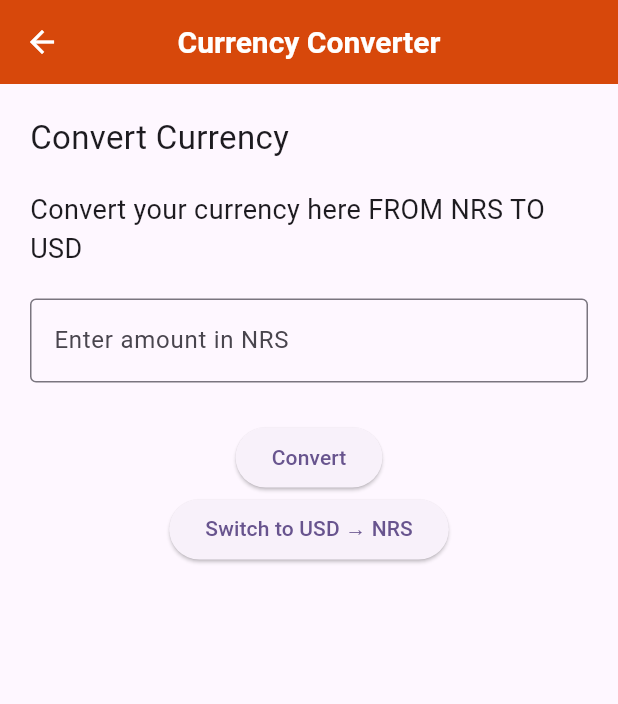
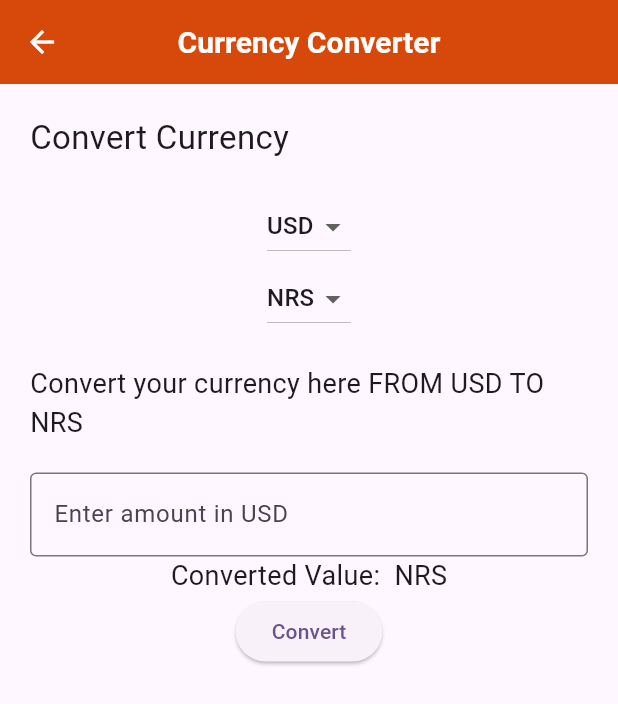
Before and after one commit to Swarmfire1514/flutter-converter-app, a Flutter app: the CurrencyConv screen opened directly, on a phone screen of 412 x 824 dp. Shown: the top 704 px of the screen. Run offline on Flutter 3.47's test engine with Material 3 defaults, Android fonts, the light colour scheme and no system bars.

Commit message:
Added more currencies

```diff
--- a/lib/screen/currencyconv.dart
+++ b/lib/screen/currencyconv.dart
@@ -1,3 +1,4 @@
+import 'package:currencttempconverter/data.dart';
 import 'package:flutter/material.dart';
 
 class CurrencyConv extends StatefulWidget {
@@ -11,7 +12,27 @@ class _CurrencyConvState extends State<CurrencyConv> {
   final TextEditingController _controller = TextEditingController();
   final double val = 0.0075;
   double? convertedValue;
-  bool toUSD = true;
+  String fromCurrency = 'USD';
+  String toCurrency = 'NRS';
+
+  List<String> get toCurrencyOptions => currency[fromCurrency]!.keys.toList();
+
+  void convert(){
+    try{
+      final input = double.parse(_controller.text);
+      final func = currency[fromCurrency]![toCurrency];
+      setState(() {
+        convertedValue = func!(input);
+      });
+    } catch (e) {
+      setState(() {
+        convertedValue = null;
+      });
+      ScaffoldMessenger.of(context).showSnackBar(
+        const SnackBar(content: Text('Please enter a valid number')),
+      );
+    }
+  }
 
   @override
   void dispose() {
@@ -21,8 +42,6 @@ class _CurrencyConvState extends State<CurrencyConv> {
 
   @override
   Widget build(BuildContext context) {
-    String fromCurrency = toUSD ? 'NRS' : 'USD';
-    String toCurrency = toUSD ? 'USD' : 'NRS';
     return Scaffold(
       appBar: AppBar(
         title: const Text('Currency Converter',style: TextStyle(
@@ -43,6 +62,36 @@ class _CurrencyConvState extends State<CurrencyConv> {
             const SizedBox(height: 20),
             Column(
               children: [
+                DropdownButton<String>(
+                  value: fromCurrency,
+                  onChanged: (value) {
+                    setState(() {
+                      fromCurrency = value!;
+                      toCurrency = currency[fromCurrency]!.keys.first;
+                    });
+                  },
+                  items: currency.keys.map((String value) {
+                    return DropdownMenuItem<String>(
+                      value: value,
+                      child: Text(value),
+                    );
+                  }).toList(),
+                ),
+                DropdownButton<String>(
+                  value: toCurrency,
+                  onChanged: (value) {
+                    setState(() {
+                      toCurrency = value!;
+                    });
+                  },
+                  items: toCurrencyOptions.map((String value) {
+                    return DropdownMenuItem<String>(
+                      value: value,
+                      child: Text(value),
+                    );
+                  }).toList(),
+                ),
+                        const SizedBox(height: 20),
                 Text(
             'Convert your currency here FROM $fromCurrency TO $toCurrency',
             style: TextStyle(
@@ -58,26 +107,12 @@ class _CurrencyConvState extends State<CurrencyConv> {
             ),
             keyboardType: TextInputType.number,
                         ),
-                        Text(convertedValue == null ? '' : 'Converted Value: ${toCurrency =="USD" ? "\$" : "Rs"}${convertedValue!.toStringAsFixed(2)} USD',
+                        Text('Converted Value: ${convertedValue?.toStringAsFixed(2) ?? ''} $toCurrency',
                         style: TextStyle(
                           fontSize: 18,
                         ),),
-                      ElevatedButton(onPressed: (){
-                        setState(() {
-            double inputValue = double.parse(_controller.text);
-            convertedValue = toUSD ? inputValue * val : inputValue / val;
-                        });
-                      }, child: Text('Convert')),
-                      ElevatedButton(
-            onPressed: () {
-              setState(() {
-                toUSD = !toUSD;
-                convertedValue = null;
-                _controller.clear();
-              });
-            },
-            child: Text(toUSD ? 'Switch to USD → NRS' : 'Switch to NRS → USD'),
-                        ),
+                      ElevatedButton(onPressed: convert,
+                      child: Text('Convert')),
               ],
             ),
           ],
```
Also changed, not shown: lib/data.dart (+113 -0 lines).
